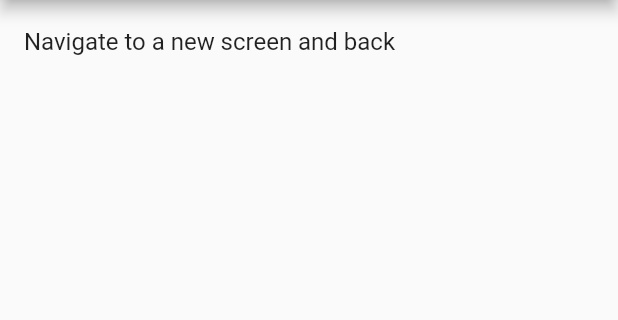
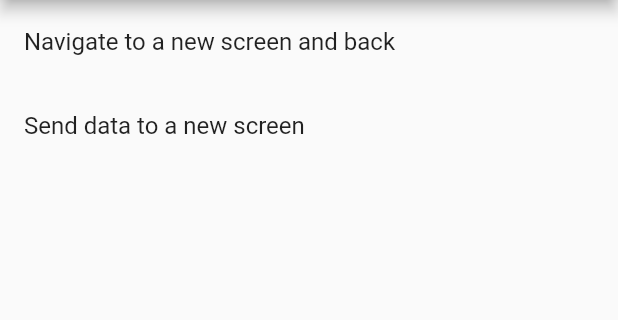
Before and after one commit to nhamada/flutter_examples, a Flutter app: the screen it shows after launch, on a phone screen of 412 x 824 dp, the part 84-404 px from its top. Run offline on Flutter 3.47's test engine with Material 2 defaults, Android fonts, the phone set to English and light mode, and no system bars.

Commit message:
Add passing data
Implement send data example.

```diff
--- a/navigator_examples/lib/main.dart
+++ b/navigator_examples/lib/main.dart
@@ -1,6 +1,7 @@
 import 'package:flutter/material.dart';
 
 import 'package:navigator_examples/new_screen_and_back/first.dart';
+import 'package:navigator_examples/send_data/list_screen.dart';
 
 void main() => runApp(new MyApp());
 
@@ -36,12 +37,15 @@ class NavigationDemoHomePage extends StatelessWidget {
 
 enum _NavigationDemo {
   newScreenAndBack,
+  sendData,
 }
 
 String _demoName(_NavigationDemo demo) {
   switch (demo) {
     case _NavigationDemo.newScreenAndBack:
       return "Navigate to a new screen and back";
+    case _NavigationDemo.sendData:
+      return "Send data to a new screen";
     default:
       return "Unknown";
   }
@@ -49,7 +53,10 @@ String _demoName(_NavigationDemo demo) {
 
 class _NavigationDemoListWidget extends StatelessWidget {
 
-  final List<_NavigationDemo> _demos =[_NavigationDemo.newScreenAndBack];
+  final List<_NavigationDemo> _demos = [
+    _NavigationDemo.newScreenAndBack,
+    _NavigationDemo.sendData,
+  ];
 
   @override
   Widget build(BuildContext context) {
@@ -72,6 +79,12 @@ class _NavigationDemoListWidget extends StatelessWidget {
           new MaterialPageRoute(builder: (context) => new FirstScreen())
         );
         break;
+      case _NavigationDemo.sendData:
+        Navigator.push(
+          context,
+          new MaterialPageRoute(builder: (context) => new TodoListScreen())
+        );
+        break;
     }
   }
 }
--- /dev/null
+++ b/navigator_examples/lib/send_data/detail_screen.dart
@@ -0,0 +1,22 @@
+import 'package:flutter/material.dart';
+
+import 'package:navigator_examples/send_data/todo.dart';
+
+class TodoDetailScreen extends StatelessWidget {
+  final Todo todo;
+
+  TodoDetailScreen({Key key, @required this.todo}) : super(key: key);
+
+  @override
+  Widget build(BuildContext context) {
+    return new Scaffold(
+      appBar: new AppBar(
+        title: new Text('${todo.title}'),
+      ),
+      body: new Padding(
+        padding: new EdgeInsets.all(16.0),
+        child: new Text('${todo.description}'),
+      ),
+    );
+  }
+}
--- /dev/null
+++ b/navigator_examples/lib/send_data/list_screen.dart
@@ -0,0 +1,35 @@
+import 'package:flutter/material.dart';
+
+import 'package:navigator_examples/send_data/detail_screen.dart';
+import 'package:navigator_examples/send_data/todo.dart';
+
+class TodoListScreen extends StatelessWidget {
+  final todos = new List<Todo>.generate(
+    20,
+    (i) => new Todo(
+      'Todo $i',
+      'A description of what needs to be done for Todo $i'
+    )
+  );
+
+  @override
+  Widget build(BuildContext context) {
+    return new Scaffold(
+      appBar: new AppBar(
+        title: new Text('Todo List'),
+      ),
+      body: new ListView.builder(
+        itemCount: todos.length,
+        itemBuilder: (context, index) => new ListTile(
+          title: new Text(todos[index].title),
+          onTap: () => Navigator.push(
+            context,
+            new MaterialPageRoute(
+              builder: (context) => new TodoDetailScreen(todo: todos[index])
+            )
+          ),
+        ),
+      ),
+    );
+  }
+}
--- /dev/null
+++ b/navigator_examples/lib/send_data/todo.dart
@@ -0,0 +1,6 @@
+class Todo {
+  final String title;
+  final String description;
+
+  Todo(this.title, this.description);
+}
```
Also changed, not shown: 1 other file.
